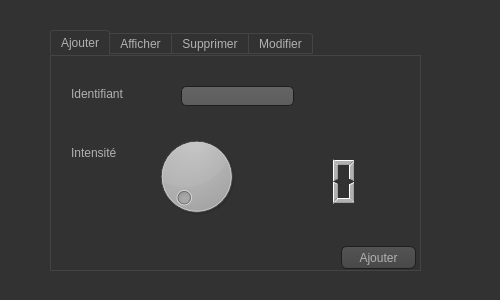
This is selim sayeh/Projet_qt/chaufage.ui in FirasSoltani/jade as Qt 5 draws it before an edit. The edited form follows.
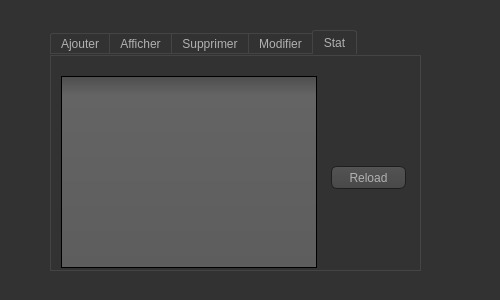
This is the edited form. Icons and pictures are not drawn.

Diff of the .ui file:
```diff
--- a/selim sayeh/Projet_qt/chaufage.ui
+++ b/selim sayeh/Projet_qt/chaufage.ui
@@ -484,7 +484,7 @@
     </rect>
    </property>
    <property name="currentIndex">
-    <number>0</number>
+    <number>4</number>
    </property>
    <widget class="QWidget" name="tab">
     <attribute name="title">
@@ -764,6 +764,34 @@
      </property>
     </widget>
    </widget>
+   <widget class="QWidget" name="tab_5">
+    <attribute name="title">
+     <string>Stat</string>
+    </attribute>
+    <widget class="QPushButton" name="pushButton_2">
+     <property name="geometry">
+      <rect>
+       <x>280</x>
+       <y>110</y>
+       <width>75</width>
+       <height>23</height>
+      </rect>
+     </property>
+     <property name="text">
+      <string>Reload</string>
+     </property>
+    </widget>
+    <widget class="QTableView" name="tableView">
+     <property name="geometry">
+      <rect>
+       <x>10</x>
+       <y>20</y>
+       <width>256</width>
+       <height>192</height>
+      </rect>
+     </property>
+    </widget>
+   </widget>
   </widget>
  </widget>
  <resources/>
```
